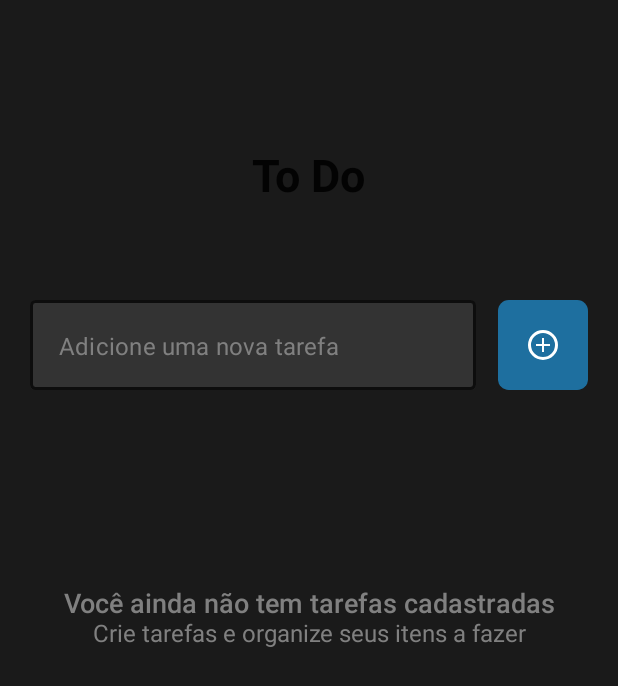
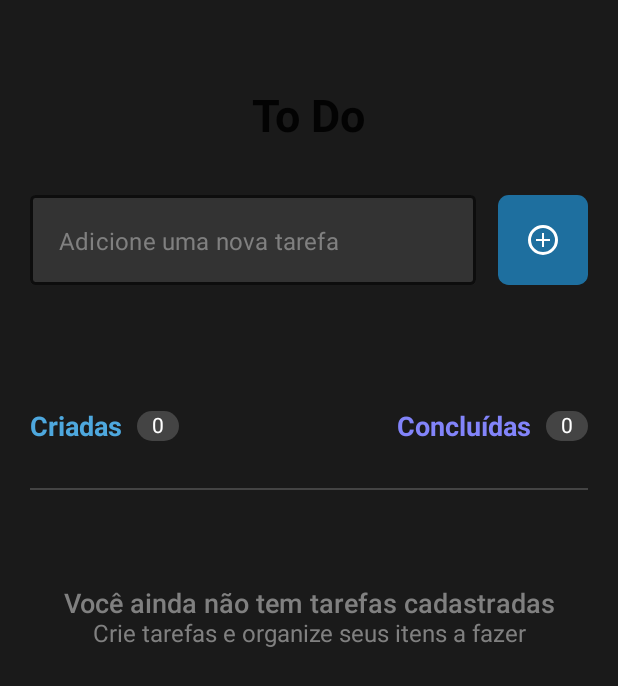
Before and after one commit to Caio2M/ToDo-Android, an Android app built with Jetpack Compose: the screen it shows after launch (MainActivity), on a phone screen of 412 x 824 dp. Shown: the top 686 px of the screen. Run offline under Robolectric (Android 15) with nearby library versions, the phone set to English and light mode, and no system bars.

Commit message:
create function delete and mark the completeds and the createds

```diff
--- a/app/src/main/java/com/example/todo/MainActivity.kt
+++ b/app/src/main/java/com/example/todo/MainActivity.kt
@@ -15,6 +15,7 @@ import androidx.compose.foundation.layout.*
 import androidx.compose.foundation.lazy.LazyColumn
 import androidx.compose.foundation.lazy.items
 import androidx.compose.foundation.shape.CircleShape
+import androidx.compose.foundation.shape.CornerSize
 import androidx.compose.foundation.shape.RoundedCornerShape
 import androidx.compose.foundation.text.KeyboardActions
 import androidx.compose.foundation.text.KeyboardOptions
@@ -33,11 +34,13 @@ import androidx.compose.ui.draw.clip
 import androidx.compose.ui.draw.shadow
 import androidx.compose.ui.focus.onFocusChanged
 import androidx.compose.ui.graphics.Color
+import androidx.compose.ui.graphics.vector.ImageVector
 import androidx.compose.ui.input.pointer.pointerInput
 import androidx.compose.ui.layout.VerticalAlignmentLine
 import androidx.compose.ui.layout.layout
 import androidx.compose.ui.platform.LocalFocusManager
 import androidx.compose.ui.platform.LocalSoftwareKeyboardController
+import androidx.compose.ui.res.vectorResource
 import androidx.compose.ui.text.font.FontStyle
 import androidx.compose.ui.text.font.FontWeight
 import androidx.compose.ui.text.input.ImeAction
@@ -184,10 +187,11 @@ fun EmptyMessage () {
 }
 
 @Composable
-fun ListCard (value: String, onRemove: () -> Unit) {
+fun ListCard (value: String, onRemove: () -> Unit, onClick: (Boolean) -> Unit) {
     var check = rememberSaveable { mutableStateOf<Boolean>(false) }
 
     fun onChange () {
+        onClick (check.value)
         check.value = !check.value
     }
 
@@ -237,18 +241,74 @@ fun ListCard (value: String, onRemove: () -> Unit) {
     }
 }
 
-data class ListValue(val id: Int, val text: String)
+enum class Type {
+    PRIMARY,
+    SECONDARY
+}
+@Composable
+fun Counter (number: Int, text: String, type: Type) {
+    Row (horizontalArrangement = Arrangement.Center){
+        when (type) {
+            Type.PRIMARY -> {
+                Text(
+                    "$text",
+                    fontSize = 18.sp,
+                    fontWeight = FontWeight.W700,
+                    color = Color(android.graphics.Color.parseColor("#4EA8DE")))
+            }
+
+            Type.SECONDARY -> {
+                Text(
+                    "$text",
+                    fontSize = 18.sp,
+                    fontWeight = FontWeight.W700,
+                    color = Color(android.graphics.Color.parseColor("#8284FA")))
+            }
+        }
+        Spacer(modifier = Modifier.width(10.dp))
+        Text(
+            text = "$number",
+            fontSize = 14.sp,
+            modifier = Modifier
+                .background(
+                    Color.DarkGray,
+                    shape = RoundedCornerShape(80)
+                )
+                .padding(10.dp, 2.dp),
+            color = Color.White)
+    }
+}
+
+@Composable
+fun HeaderList (creates: Int, completeds: Int) {
+    Row(modifier = Modifier.fillMaxWidth(),horizontalArrangement = Arrangement.SpaceBetween) {
+        Counter(creates, "Criadas", Type.PRIMARY)
+        Counter(completeds, "Concluídas", Type.SECONDARY)
+    }
+}
+
+data class ListValue(val id: Int, val text: String, val checked: Boolean)
 @Composable
 fun App() {
     var list by rememberSaveable { mutableStateOf(emptyList<ListValue>()) }
 
     fun onSubmit (text: String) {
         if (text.trim().isNotEmpty()) {
-            list += ListValue(id = list.size, text = text.trim())
+            list += ListValue(id = list.size, text = text.trim(), checked = false)
         }
     }
 
-    fun onRemove (id: Number) {
+    fun onCheck (id: Int, check: Boolean) {
+        list = list.map { item ->
+            if (item.id == id) {
+                item.copy(checked = !check)
+            } else {
+                item
+            }
+        }
+    }
+
+    fun onRemove (id: Int) {
         list = list.filter { it.id != id }
     }
 
@@ -262,26 +322,42 @@ fun App() {
             text = "To Do",
             modifier = Modifier
                 .align(Alignment.TopCenter)
-                .offset(y = (100).dp)
+                .offset(y = (60).dp)
         )
         InputAndButton ({ onSubmit(it) },
             Modifier
                 .fillMaxWidth()
                 .padding(20.dp, 0.dp)
                 .align(Alignment.TopCenter)
-                .offset(y = 200.dp) )
-            LazyColumn(
+                .offset(y = 130.dp) )
+
+            Column(
                 modifier = Modifier
                     .align(Alignment.BottomCenter)
-                    .offset(y = (-50).dp)
+                    .offset(y = (-100).dp)
                     .fillMaxWidth()
                     .padding(20.dp, 0.dp)
                     .height(450.dp)
             ) {
-                items (list) { item ->
-                    ListCard(item.text, onRemove = { onRemove(item.id) })
-                    Box(modifier = Modifier.height(10.dp))
-                }}
+                HeaderList(list.size, list.filter {it.checked}.size )
+                Box(modifier = Modifier.height(30.dp))
+                if (list.isEmpty()) Box(modifier = Modifier
+                    .background(Color.DarkGray)
+                    .fillMaxWidth()
+                    .height((1.5).dp))
+                if (list.isNotEmpty()){
+
+                    LazyColumn() {
+                    items(list) { item ->
+                        ListCard(
+                            item.text,
+                            onRemove = { onRemove(item.id) },
+                            onClick = { onCheck(item.id, it) })
+                        Box(modifier = Modifier.height(10.dp))
+                    }
+                }
+            }
+        }
         if (list.isEmpty()) {
             Column(
                 modifier = Modifier
```
